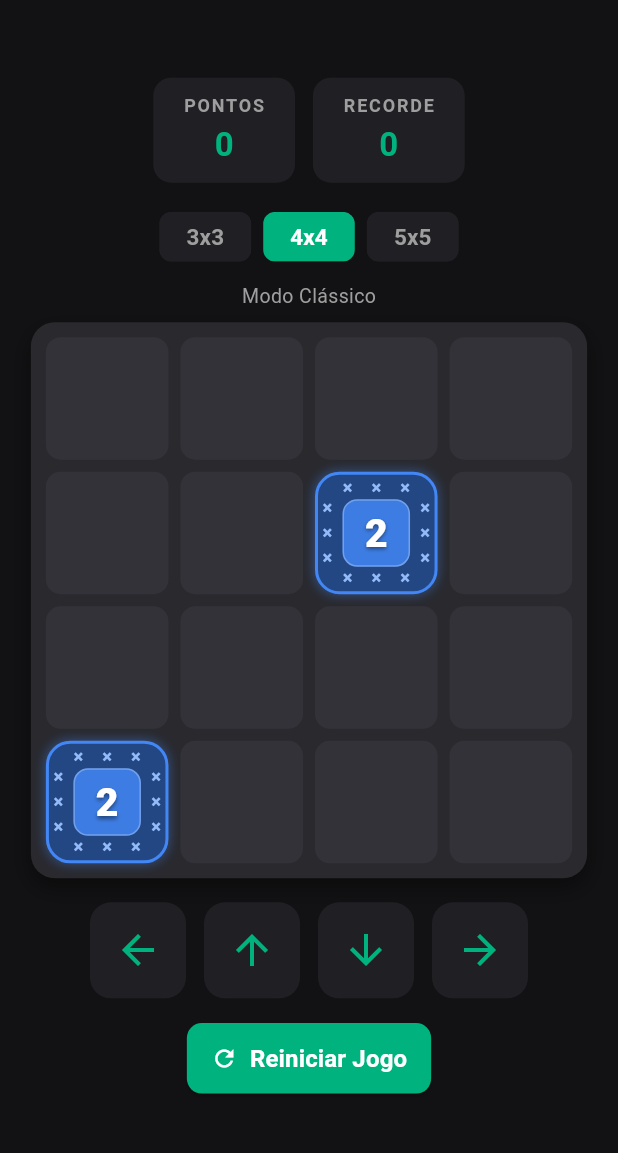
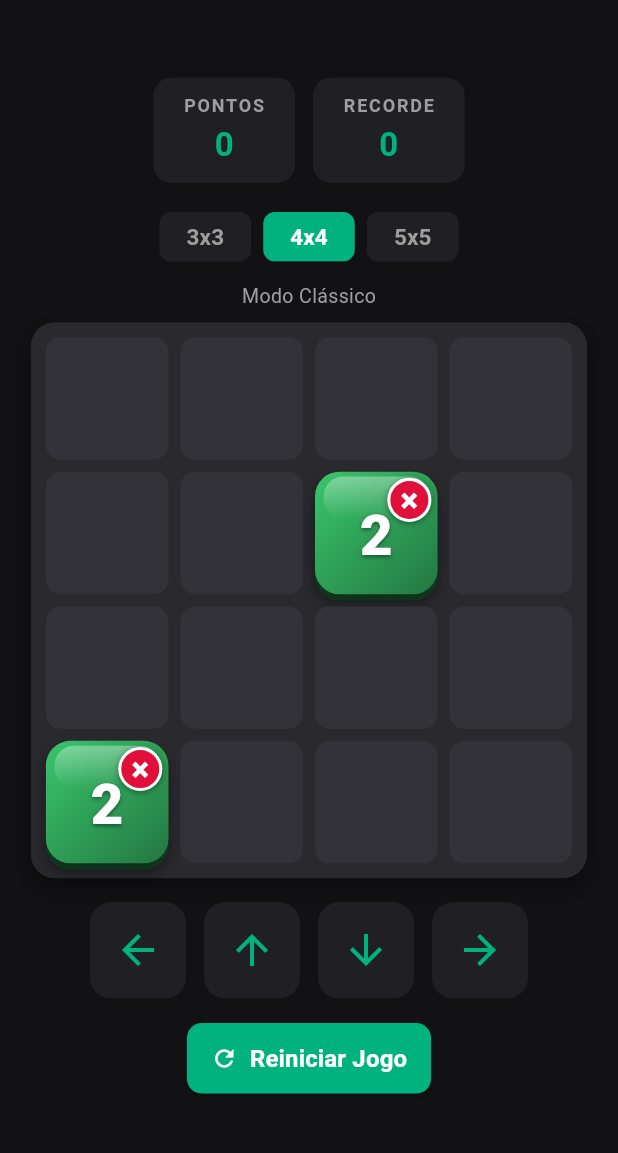
Before and after one commit to wagnerlamounier/soma-raiz, a Flutter app: the GameScreen screen opened directly, on a phone screen of 412 x 824 dp, the part 65-1218 px from its top. Run offline on Flutter 3.47's test engine with Material 3 defaults, Android fonts, the phone set to English and light mode, and no system bars; our stand-ins replace shared_preferences; accounts and stored records are empty.

Commit message:
Novo visual das pecas e limite de usos do martelo

```diff
--- a/lib/main.dart
+++ b/lib/main.dart
@@ -945,11 +945,13 @@ class HowToPlaySheet extends StatelessWidget {
                     accent: Color(0xFF2E7D32),
                     title: 'Operações',
                     text:
-                        'O símbolo repetido ao redor da borda de cada peça '
-                        'mostra a operação dela: + para soma e × para '
-                        'multiplicação. O resultado usa a operação da peça '
-                        'que está na frente no sentido do movimento. Peças '
-                        'com o mesmo número têm a mesma cor.',
+                                            text:
+                        'O círculo no canto superior direito de cada peça '
+                        'mostra a operação dela: azul com + para soma e '
+                        'vermelho com × para multiplicação. O resultado '
+                        'usa a operação da peça que está na frente no '
+                        'sentido do movimento. Peças com o mesmo número '
+                        'têm a mesma cor.',
                     example: '4 + 4 = 8       3 × 3 = 9',
                   ),
                   _RuleCard(
@@ -957,10 +959,12 @@ class HowToPlaySheet extends StatelessWidget {
                     accent: Color(0xFF1565C0),
                     title: 'Raiz Quadrada',
                     text:
+                                            text:
                         'Quando uma fusão produz resultado acima de 99, o '
                         'valor pode sofrer um colapso e virar sua raiz '
                         'quadrada arredondada. Essas peças ganham borda '
-                        'dourada e o símbolo √ no canto.',
+                        'dourada e um círculo roxo com √ no canto '
+                        'superior esquerdo.',
                     example: '64 + 64 = 128 → √128 ≈ 11',
                   ),
                   _RuleCard(
@@ -2490,73 +2494,65 @@ class _GameScreenState extends State<GameScreen> {
     );
   }
 
+    // Cores dos círculos de operação (únicas, nunca usadas nas peças).
+  static const Color _opPlusColor = Color(0xFF1E5BFF); // azul
+  static const Color _opTimesColor = Color(0xFFE0103A); // vermelho
+  static const Color _opRootColor = Color(0xFF8E24AA); // roxo
+
+  // As peças usam só verdes, azul-petróleo, laranjas, dourados,
+  // marrons e cinzas, evitando azul, vermelho e roxo (cores dos círculos).
   Color _colorForValue(int value) {
-    // Cada valor tem sempre a mesma cor, independente da operação.
     const Map<int, Color> valueColors = {
-      2: Color.fromRGBO(66, 135, 245, 0.84),
-      3: Color.fromRGBO(0, 179, 126, 0.84),
-      4: Color.fromRGBO(132, 94, 247, 0.84),
-      5: Color.fromRGBO(214, 93, 160, 0.84),
-      6: Color.fromRGBO(230, 76, 60, 0.84),
-      8: Color.fromRGBO(245, 166, 35, 0.84),
-      9: Color.fromRGBO(20, 184, 166, 0.84),
-      11: Color.fromRGBO(239, 108, 0, 0.84),
-      12: Color.fromRGBO(67, 160, 71, 0.84),
-      16: Color.fromRGBO(156, 39, 176, 0.84),
-      18: Color.fromRGBO(3, 155, 229, 0.84),
-      24: Color.fromRGBO(198, 40, 40, 0.84),
-      25: Color.fromRGBO(121, 85, 72, 0.84),
-      32: Color.fromRGBO(63, 81, 181, 0.84),
-      36: Color.fromRGBO(0, 137, 123, 0.84),
-      48: Color.fromRGBO(173, 20, 87, 0.84),
-      64: Color.fromRGBO(230, 81, 0, 0.84),
-      81: Color.fromRGBO(46, 125, 50, 0.84),
-      128: Color.fromRGBO(81, 45, 168, 0.84),
-      256: Color.fromRGBO(0, 96, 100, 0.84),
-      512: Color.fromRGBO(183, 28, 28, 0.84),
+      2: Color(0xFF2E9E57),
+      3: Color(0xFFE67E22),
+      4: Color(0xFF12A58B),
+      5: Color(0xFFB7791F),
+      6: Color(0xFF8D6E4F),
+      8: Color(0xFF8A9A1A),
+      9: Color(0xFF1F6B4A),
+      11: Color(0xFF5F7A85),
+      12: Color(0xFFC9A400),
+      16: Color(0xFF00838F),
+      18: Color(0xFF689F38),
+      24: Color(0xFF6D4C41),
+      25: Color(0xFF455A64),
+      32: Color(0xFF00695C),
+      36: Color(0xFF33691E),
+      48: Color(0xFFBF6F00),
+      64: Color(0xFFD9822B),
+      81: Color(0xFF1B5E20),
+      128: Color(0xFF827717),
+      256: Color(0xFF5D4037),
+      512: Color(0xFF546E7A),
     };
 
-    final Color? knownColor = valueColors[value];
-
-    if (knownColor != null) {
-      return knownColor;
-    }
-
-    // Para valores que ainda não estão na tabela, produz uma cor
-    // baseada no próprio número.
-    final double hue = (value * 47.0) % 360;
-
-    return HSVColor.fromAHSV(
-      0.84,
-      hue,
-      0.68,
-      0.86,
-    ).toColor();
-  }
-
-  // Peça no estilo "moldura com símbolos": a operação se repete ao redor
-  // da borda e o número fica num quadrado central.
+    final Color? known = valueColors[value];
+
+    if (known != null) return known;
+
+    // Valores fora da tabela: matiz entre 20 e 169 (sem azul/vermelho/roxo).
+    final double hue = 20.0 + ((value * 37) % 150);
+
+    return HSLColor.fromAHSL(1, hue, 0.60, 0.36).toColor();
+  }
+
+  Color _shade(Color color, double delta) {
+    final HSLColor hsl = HSLColor.fromColor(color);
+
+    return hsl
+        .withLightness((hsl.lightness + delta).clamp(0.0, 1.0).toDouble())
+        .toColor();
+  }
+
   Widget _buildTileBody(CellData cell) {
-    final Color tileColor = _colorForValue(cell.value);
-    final Color solid = tileColor.withAlpha(255);
-
-    // Moldura escura, com o tom da cor do número.
-    final Color frameColor = Color.alphaBlend(
-      Colors.black.withAlpha(120),
-      solid,
-    );
-
-    // Símbolos mais claros que a cor da peça.
-    final Color symbolColor = Color.alphaBlend(
-      Colors.white.withAlpha(110),
-      solid,
-    );
-
-    final Color borderColor = cell.showRoot
-        ? const Color.fromRGBO(255, 193, 7, 0.95)
-        : solid;
-
-    final String symbol = cell.operation == 'x' ? '×' : '+';
+    final Color base = _colorForValue(cell.value);
+    final Color light = _shade(base, 0.10);
+    final Color dark = _shade(base, -0.10);
+    final Color bottomEdge = _shade(base, -0.22);
+
+    final bool isTimes = cell.operation == 'x';
+    final Color opColor = isTimes ? _opTimesColor : _opPlusColor;
+    final String opSymbol = isTimes ? '×' : '+';
 
     return LayoutBuilder(
       builder: (context, constraints) {
@@ -2565,99 +2561,73 @@ class _GameScreenState extends State<GameScreen> {
           constraints.maxHeight,
         );
 
-        final double band = size * 0.2;
-        final double edge = size * 0.035;
-        final double symbolSize = max(9.0, size * 0.15);
-
-        final TextStyle symbolStyle = TextStyle(
-          color: symbolColor,
-          fontSize: symbolSize,
-          fontWeight: FontWeight.w900,
-          height: 1,
-        );
-
-        Widget sym() => Text(symbol, style: symbolStyle);
+        final double radius = size * 0.2;
+        final double badge = size * 0.36;
 
         return Container(
           decoration: BoxDecoration(
-            color: frameColor,
-            borderRadius: BorderRadius.circular(size * 0.2),
-            border: Border.all(
-              color: borderColor,
-              width: cell.showRoot ? 3 : 2,
-            ),
+            borderRadius: BorderRadius.circular(radius),
+            gradient: LinearGradient(
+              begin: Alignment.topLeft,
+              end: Alignment.bottomRight,
+              colors: [light, base, dark],
+            ),
+            // Peça colapsada por raiz ganha borda dourada.
+            border: cell.showRoot
+                ? Border.all(
+                    color: const Color(0xFFFFC107),
+                    width: max(2.5, size * 0.05),
+                  )
+                : null,
             boxShadow: [
               BoxShadow(
-                color: solid.withAlpha(110),
-                blurRadius: 6,
+                color: bottomEdge,
+                offset: Offset(0, size * 0.05),
+              ),
+              BoxShadow(
+                color: const Color.fromRGBO(0, 0, 0, 0.35),
+                offset: Offset(0, size * 0.08),
+                blurRadius: size * 0.10,
               ),
             ],
           ),
           child: Stack(
             children: [
-              // Símbolos: topo, base, esquerda e direita.
+              // Brilho no topo.
               Positioned(
-                top: edge,
-                left: band,
-                right: band,
-                child: Row(
-                  mainAxisAlignment: MainAxisAlignment.spaceBetween,
-                  children: [sym(), sym(), sym()],
-                ),
-              ),
-              Positioned(
-                bottom: edge,
-                left: band,
-                right: band,
-                child: Row(
-                  mainAxisAlignment: MainAxisAlignment.spaceBetween,
-                  children: [sym(), sym(), sym()],
-                ),
-              ),
-              Positioned(
-                left: edge,
-                top: band,
-                bottom: band,
-                child: Column(
-                  mainAxisAlignment: MainAxisAlignment.spaceBetween,
-                  children: [sym(), sym(), sym()],
-                ),
-              ),
-              Positioned(
-                right: edge,
-                top: band,
-                bottom: band,
-                child: Column(
-                  mainAxisAlignment: MainAxisAlignment.spaceBetween,
-                  children: [sym(), sym(), sym()],
-                ),
-              ),
-              // Quadrado central com o número.
+                left: size * 0.07,
+                right: size * 0.07,
+                top: size * 0.04,
+                height: size * 0.34,
+                child: DecoratedBox(
+                  decoration: BoxDecoration(
+                    borderRadius: BorderRadius.circular(radius * 0.8),
+                    gradient: LinearGradient(
+                      begin: Alignment.topCenter,
+                      end: Alignment.bottomCenter,
+                      colors: [
+                        Colors.white.withAlpha(90),
+                        Colors.white.withAlpha(0),
+                      ],
+                    ),
+                  ),
+                ),
+              ),
+              // Número central em branco.
               Positioned.fill(
                 child: Padding(
-                  padding: EdgeInsets.all(band),
-                  child: Container(
-                    decoration: BoxDecoration(
-                      color: tileColor,
-                      borderRadius: BorderRadius.circular(size * 0.12),
-                      border: Border.all(
-                        color: Colors.white.withAlpha(70),
-                        width: 1,
-                      ),
-                    ),
-                    child: Stack(
-                      children: [
-                        Center(
-                          child: Padding(
-                            padding: EdgeInsets.all(size * 0.03),
+                  padding: EdgeInsets.all(size * 0.12),
+                  child: Align(
+                    alignment: const Alignment(0, 0.12),
                     child: FittedBox(
                       fit: BoxFit.scaleDown,
                       child: Text(
                         '${cell.value}',
                         style: TextStyle(
-                                  fontSize: size * 0.32,
+                          fontSize: size * 0.46,
                           fontWeight: FontWeight.w900,
                           color: Colors.white,
+                          height: 1,
                           shadows: const [
                             Shadow(
                               color: Color.fromRGBO(0, 0, 0, 0.45),
@@ -2670,21 +2640,65 @@ class _GameScreenState extends State<GameScreen> {
                     ),
                   ),
                 ),
+              ),
+              // Círculo da operação, canto superior direito.
+              Positioned(
+                top: size * 0.05,
+                right: size * 0.05,
+                child: Container(
+                  width: badge,
+                  height: badge,
+                  alignment: Alignment.center,
+                  decoration: BoxDecoration(
+                    color: opColor,
+                    shape: BoxShape.circle,
+                    border: Border.all(
+                      color: Colors.white,
+                      width: max(1.5, size * 0.025),
+                    ),
+                    boxShadow: const [
+                      BoxShadow(
+                        color: Color.fromRGBO(0, 0, 0, 0.4),
+                        blurRadius: 3,
+                        offset: Offset(0, 1),
+                      ),
+                    ],
+                  ),
+                  child: Text(
+                    opSymbol,
+                    style: TextStyle(
+                      color: Colors.white,
+                      fontSize: badge * 0.75,
+                      fontWeight: FontWeight.w900,
+                      height: 1,
+                    ),
+                  ),
+                ),
+              ),
+              // Círculo da raiz, canto superior esquerdo (só se colapsada).
               if (cell.showRoot)
                 Positioned(
-                            top: size * 0.01,
-                            left: size * 0.04,
+                  top: size * 0.05,
+                  left: size * 0.05,
+                  child: Container(
+                    width: badge * 0.9,
+                    height: badge * 0.9,
+                    alignment: Alignment.center,
+                    decoration: BoxDecoration(
+                      color: _opRootColor,
+                      shape: BoxShape.circle,
+                      border: Border.all(
+                        color: Colors.white,
+                        width: max(1.5, size * 0.025),
+                      ),
+                    ),
                     child: Text(
                       '√',
                       style: TextStyle(
-                                color: const Color(0xFFFFD54F),
-                                fontSize: max(10.0, size * 0.17),
+                        color: Colors.white,
+                        fontSize: badge * 0.62,
                         fontWeight: FontWeight.w900,
                         height: 1,
-                              ),
-                            ),
-                          ),
-                      ],
                       ),
                     ),
                   ),
```
Lines whose indentation alone changed are shown as unchanged.
